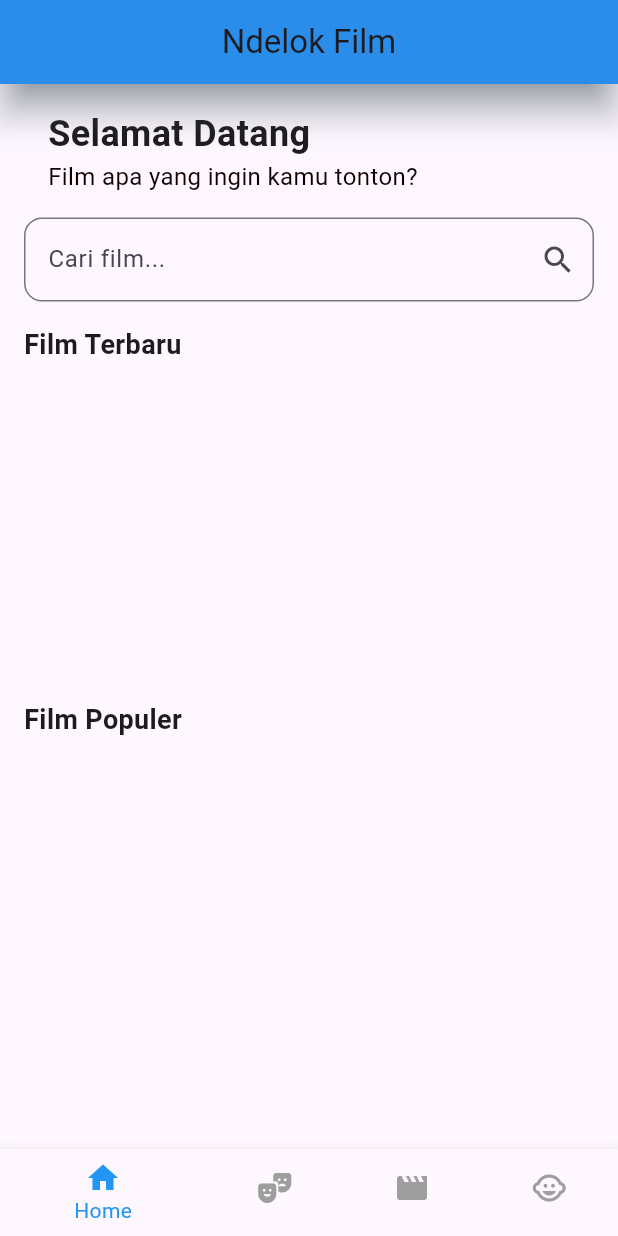
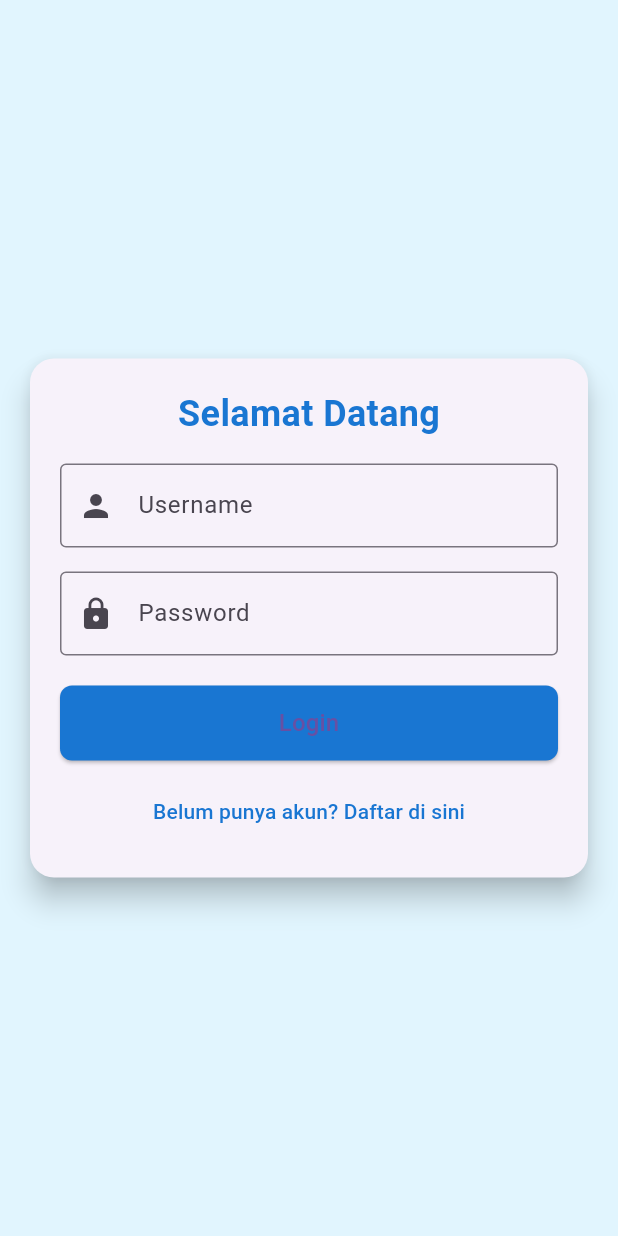
Before and after one commit to Andrean-hub/NdelokFilm, a Flutter app: the screen it shows after launch, on a phone screen of 412 x 824 dp. Run offline on Flutter 3.47's test engine with Material 3 defaults, Android fonts, the phone set to English and light mode, and no system bars; our stand-ins replace shared_preferences.

Commit message:
first commit

```diff
--- /dev/null
+++ b/lib/login_page.dart
@@ -0,0 +1,149 @@
+import 'package:flutter/material.dart';
+import 'package:http/http.dart' as http;
+import 'dart:convert';
+import '../services/auth_services.dart';
+import 'main.dart';
+import 'register_page.dart';
+
+class LoginPage extends StatelessWidget {
+  final TextEditingController usernameController = TextEditingController();
+  final TextEditingController passwordController = TextEditingController();
+
+  Future<void> loginUser(BuildContext context, String username, String password) async {
+    final response = await http.post(
+      Uri.parse('http://10.90.35.53/testapi/auth/login'), // Ganti dengan URL API CodeIgniter
+      headers: {'Content-Type': 'application/json; charset=UTF-8'},
+      body: jsonEncode({'username': username, 'password': password}),
+    );
+
+    if (response.statusCode == 200) {
+      final data = jsonDecode(response.body);
+      if (data['token'] != null) {
+        await saveToken(data['token']); // Simpan token ke SharedPreferences
+        Navigator.pushReplacement(
+          context,
+          MaterialPageRoute(builder: (context) => HomePage()),
+        );
+      } else {
+        _showErrorDialog(context, 'Token tidak ditemukan. Coba lagi!');
+      }
+    } else {
+      _showErrorDialog(context, 'Login gagal. Periksa kembali username dan password Anda.');
+    }
+  }
+
+  void _showErrorDialog(BuildContext context, String message) {
+    showDialog(
+      context: context,
+      builder: (context) {
+        return AlertDialog(
+          title: Text('Kesalahan'),
+          content: Text(message),
+          actions: [
+            TextButton(
+              onPressed: () {
+                Navigator.of(context).pop();
+              },
+              child: Text('OK'),
+            ),
+          ],
+        );
+      },
+    );
+  }
+
+  @override
+  Widget build(BuildContext context) {
+    return Scaffold(
+      backgroundColor: Colors.lightBlue.shade50,
+      // appBar: AppBar(
+      //   backgroundColor: Colors.blue.shade700,
+      //   title: Text('Login'),
+      //   centerTitle: true,
+      // ),
+      body: Center(
+        child: SingleChildScrollView(
+          padding: const EdgeInsets.all(16.0),
+          child: Card(
+            shape: RoundedRectangleBorder(
+              borderRadius: BorderRadius.circular(16),
+            ),
+            elevation: 8,
+            child: Padding(
+              padding: const EdgeInsets.all(20.0),
+              child: Column(
+                mainAxisSize: MainAxisSize.min,
+                children: [
+                  Text(
+                    'Selamat Datang',
+                    style: TextStyle(
+                      fontSize: 24,
+                      fontWeight: FontWeight.bold,
+                      color: Colors.blue.shade700,
+                    ),
+                  ),
+                  SizedBox(height: 16),
+                  TextField(
+                    controller: usernameController,
+                    decoration: InputDecoration(
+                      labelText: 'Username',
+                      border: OutlineInputBorder(),
+                      prefixIcon: Icon(Icons.person),
+                    ),
+                  ),
+                  SizedBox(height: 16),
+                  TextField(
+                    controller: passwordController,
+                    decoration: InputDecoration(
+                      labelText: 'Password',
+                      border: OutlineInputBorder(),
+                      prefixIcon: Icon(Icons.lock),
+                    ),
+                    obscureText: true,
+                  ),
+                  SizedBox(height: 20),
+                  ElevatedButton(
+                    style: ElevatedButton.styleFrom(
+                      backgroundColor: Colors.blue.shade700,
+                      minimumSize: Size(double.infinity, 50),
+                      shape: RoundedRectangleBorder(
+                        borderRadius: BorderRadius.circular(8),
+                      ),
+                    ),
+                    onPressed: () {
+                      String username = usernameController.text;
+                      String password = passwordController.text;
+
+                      if (username.isNotEmpty && password.isNotEmpty) {
+                        loginUser(context, username, password);
+                      } else {
+                        _showErrorDialog(context, 'Username dan Password tidak boleh kosong.');
+                      }
+                    },
+                    child: Text(
+                      'Login',
+                      style: TextStyle(fontSize: 16),
+                    ),
+                  ),
+                  SizedBox(height: 10),
+                  TextButton(
+                    onPressed: () {
+                      Navigator.push(
+                        context,
+                        MaterialPageRoute(builder: (context) => RegisterPage()),
+                      );
+                    },
+                    child: Text(
+                      'Belum punya akun? Daftar di sini',
+                      style: TextStyle(color: Colors.blue.shade700),
+                    ),
+                  ),
+                ],
+              ),
+            ),
+          ),
+        ),
+      ),
+    );
+  }
+}
--- a/lib/main.dart
+++ b/lib/main.dart
@@ -1,17 +1,39 @@
 import 'package:flutter/material.dart';
 import 'package:http/http.dart' as http;
 import 'dart:convert';
+import '../services/auth_services.dart';
+import 'login_page.dart';
 
 void main() {
   runApp(MyApp());
 }
 
 class MyApp extends StatelessWidget {
+  Future<Widget> _getInitialPage() async {
+    final token = await getToken();
+    return token != null ? HomePage() : LoginPage();
+  }
+
   @override
   Widget build(BuildContext context) {
     return MaterialApp(
-      debugShowCheckedModeBanner: false,
-      home: HomePage(),
+      title: 'Flutter Authentication',
+      theme: ThemeData(
+        primarySwatch: Colors.blue,
+      ),
+      home: FutureBuilder<Widget>(
+        future: _getInitialPage(),
+        builder: (context, snapshot) {
+          if (snapshot.connectionState == ConnectionState.waiting) {
+            return Center(child: CircularProgressIndicator());
+          }
+          return snapshot.data!;
+        },
+      ),
+      routes: {
+        '/login': (context) => LoginPage(),
+        '/home': (context) => HomePage(),
+      },
     );
   }
 }
@@ -33,6 +55,26 @@ class _HomePageState extends State<HomePage> {
   void initState() {
     super.initState();
     fetchMovies();
+  }
+
+  Future<void> fetchProtectedData() async {
+    final token = await getToken();
+
+    final response = await http.get(
+      Uri.parse(
+          'http://10.90.35.53/testapi/protected-endpoint'), // Ganti dengan URL endpoint yang dilindungi
+      headers: {
+        'Content-Type': 'application/json',
+        'Authorization':
+            'Bearer $token', // Tambahkan token di header Authorization
+      },
+    );
+
+    if (response.statusCode == 200) {
+      print('Data dari API yang dilindungi: ${response.body}');
+    } else {
+      print('Gagal mendapatkan data: ${response.body}');
+    }
   }
 
   Future<void> fetchMovies() async {
@@ -89,7 +131,20 @@ class _HomePageState extends State<HomePage> {
 
     return Scaffold(
       appBar: AppBar(
-        title: Text('Ndelok Film'),
+        title: Text('IMDb',
+        style: TextStyle(
+                        fontSize: 24,
+                        fontWeight: FontWeight.bold,),),
+        actions: [
+          IconButton(
+            icon: Icon(Icons.logout),
+            onPressed: () async {
+              await removeToken(); // Hapus token dari SharedPreferences
+              Navigator.pushReplacementNamed(
+                  context, '/login'); // Kembali ke halaman login
+            },
+          )
+        ],
         backgroundColor: Colors.blue,
         elevation: 10,
         shadowColor: Colors.blueGrey,
--- a/pubspec.yaml
+++ b/pubspec.yaml
@@ -30,6 +30,8 @@ environment:
 dependencies:
   flutter:
     sdk: flutter
+  shared_preferences: ^2.0.6
+
 
 
   # The following adds the Cupertino Icons font to your application.
```
Also changed, not shown: lib/register_page.dart (added, +145 -0 lines), lib/services/auth_services.dart (added, +19 -0 lines), pubspec.lock, 1 other file.
